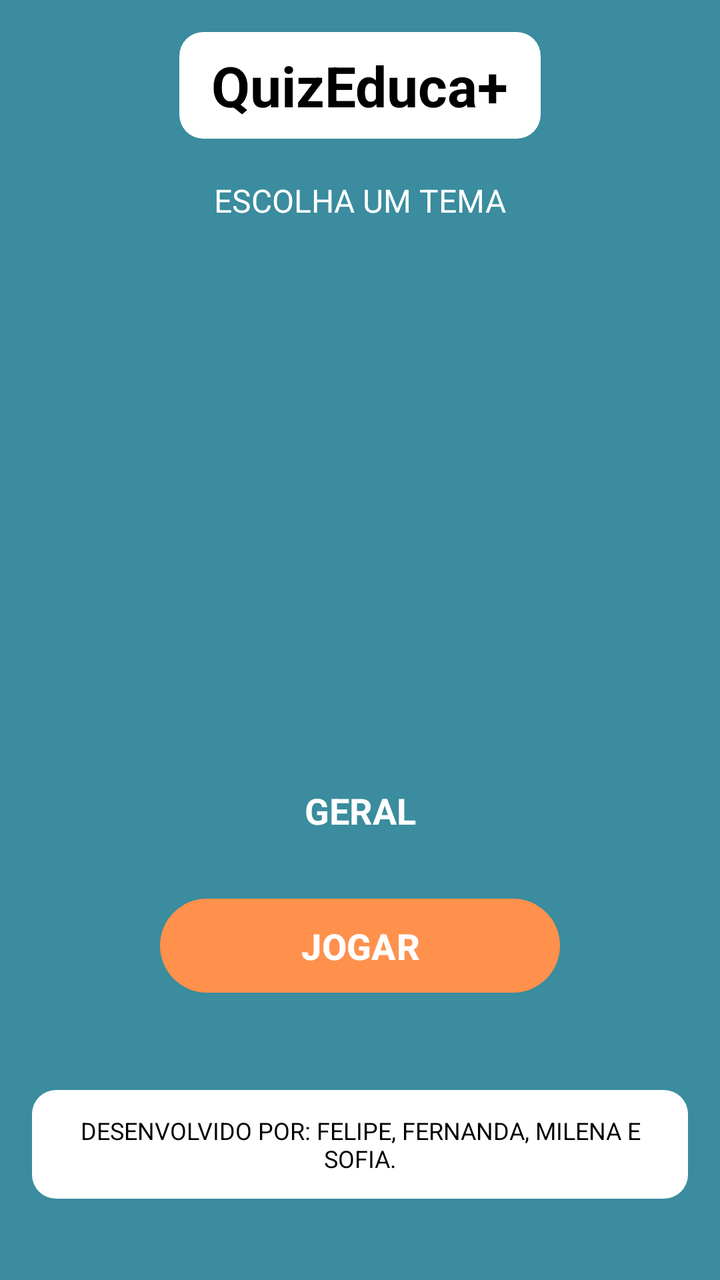
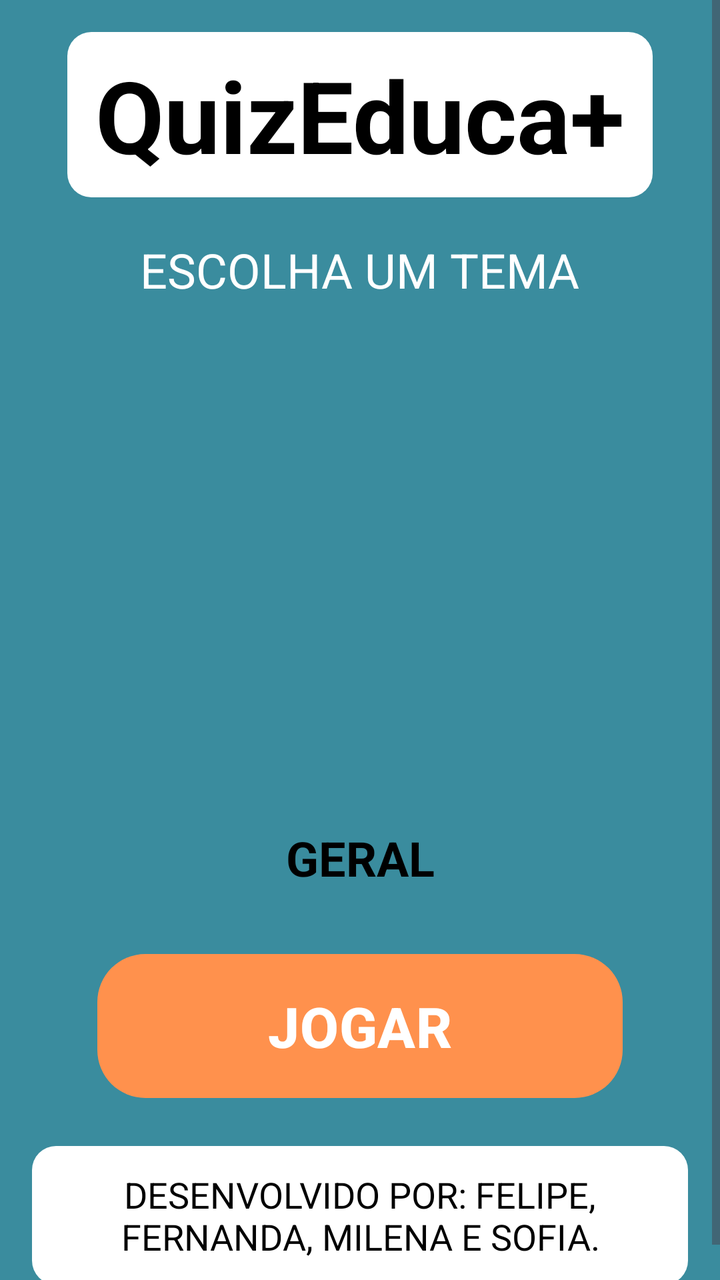

Before-and-after screenshots of an Android layout around one commit, followed by the original layout XML and the change that was made.
<!-- AndroidManifest.xml: application theme Theme.QuizEduca -->
<!-- res/layout/activity_main.xml -->
<?xml version="1.0" encoding="utf-8"?>
<androidx.constraintlayout.widget.ConstraintLayout
    xmlns:android="http://schemas.android.com/apk/res/android"
    xmlns:app="http://schemas.android.com/apk/res-auto"
    android:layout_width="match_parent"
    android:layout_height="match_parent"
    android:background="#3A8C9E"
    android:padding="16dp">

    
    <TextView
        android:id="@+id/txtTitulo"
        android:layout_width="wrap_content"
        android:layout_height="wrap_content"
        android:text="QuizEduca+"
        android:textSize="28sp"
        android:textStyle="bold"
        android:background="@drawable/bg_title"
        android:paddingHorizontal="16dp"
        android:paddingVertical="8dp"
        android:textColor="#000000"
        app:layout_constraintTop_toTopOf="parent"
        app:layout_constraintStart_toStartOf="parent"
        app:layout_constraintEnd_toEndOf="parent"/>

    
    <TextView
        android:id="@+id/txtEscolha"
        android:layout_width="wrap_content"
        android:layout_height="wrap_content"
        android:text="ESCOLHA UM TEMA"
        android:textSize="16sp"
        android:textAllCaps="true"
        android:textColor="@android:color/white"
        android:layout_marginTop="20dp"
        app:layout_constraintTop_toBottomOf="@id/txtTitulo"
        app:layout_constraintStart_toStartOf="parent"
        app:layout_constraintEnd_toEndOf="parent"/>

    
    <androidx.viewpager2.widget.ViewPager2
        android:id="@+id/viewPager"
        android:layout_width="250dp"
        android:layout_height="250dp"
        android:layout_marginTop="20dp"
        app:layout_constraintTop_toBottomOf="@id/txtEscolha"
        app:layout_constraintStart_toStartOf="parent"
        app:layout_constraintEnd_toEndOf="parent"/>

    
    <TextView
        android:id="@+id/txtTema"
        android:layout_width="wrap_content"
        android:layout_height="wrap_content"
        android:text="GERAL"
        android:textColor="@android:color/white"
        android:textStyle="bold"
        android:textSize="18sp"
        android:layout_marginTop="12dp"
        app:layout_constraintTop_toBottomOf="@id/viewPager"
        app:layout_constraintStart_toStartOf="parent"
        app:layout_constraintEnd_toEndOf="parent"/>

    
    <LinearLayout
        android:id="@+id/indicator_layout"
        android:layout_width="wrap_content"
        android:layout_height="wrap_content"
        android:orientation="horizontal"
        android:gravity="center"
        android:layout_marginTop="8dp"
        app:layout_constraintTop_toBottomOf="@id/txtTema"
        app:layout_constraintStart_toStartOf="parent"
        app:layout_constraintEnd_toEndOf="parent">
    </LinearLayout>


    
    <com.google.android.material.button.MaterialButton
        android:id="@+id/btnJogar"
        android:layout_width="200dp"
        android:layout_height="55dp"
        android:text="JOGAR"
        android:textSize="18sp"
        app:backgroundTint="#ff914d"
        android:textColor="@android:color/white"
        android:textStyle="bold"
        android:textAllCaps="true"
        android:layout_marginTop="20dp"
        app:cornerRadius="24dp"
        app:layout_constraintTop_toBottomOf="@id/indicator_layout"
        app:layout_constraintStart_toStartOf="parent"
        app:layout_constraintEnd_toEndOf="parent"/>

    
    <TextView
        android:id="@+id/txtCreditos"
        android:layout_width="0dp"
        android:layout_height="wrap_content"
        android:text="DESENVOLVIDO POR: FELIPE, FERNANDA, MILENA E SOFIA."
        android:textColor="#000000"
        android:textSize="12sp"
        android:gravity="center"
        android:background="@drawable/bg_credits"
        android:padding="12dp"
        android:layout_marginTop="20dp"
        app:layout_constraintTop_toBottomOf="@id/btnJogar"
        app:layout_constraintBottom_toBottomOf="parent"
        app:layout_constraintStart_toStartOf="parent"
        app:layout_constraintEnd_toEndOf="parent"/>

</androidx.constraintlayout.widget.ConstraintLayout>
<!-- resources referenced by this layout -->
<resources>
  <!-- drawable bg_credits (drawable) -->
  <?xml version="1.0" encoding="utf-8"?>
  <shape xmlns:android="http://schemas.android.com/apk/res/android">
      <solid android:color="#FFFFFF" />
      <corners android:radius="12dp" />
  </shape>
  <!-- drawable bg_title (drawable) -->
  <?xml version="1.0" encoding="utf-8"?>
  <shape xmlns:android="http://schemas.android.com/apk/res/android">
      <solid android:color="@android:color/white"/>
      <corners android:radius="12dp"/>
      <padding
          android:left="16dp"
          android:top="8dp"
          android:right="16dp"
          android:bottom="8dp"/>
  </shape>
  <style name="Theme.QuizEduca" parent="Base.Theme.QuizEduca" />
  <style name="Base.Theme.QuizEduca" parent="Theme.Material3.DayNight.NoActionBar">
          
          
      </style>
</resources>

<!-- the commit's change to res/layout/activity_main.xml (unified diff, before → after) -->
@@ -1,112 +1,118 @@
 <?xml version="1.0" encoding="utf-8"?>
-<androidx.constraintlayout.widget.ConstraintLayout
-    xmlns:android="http://schemas.android.com/apk/res/android"
+<ScrollView xmlns:android="http://schemas.android.com/apk/res/android"
     xmlns:app="http://schemas.android.com/apk/res-auto"
     android:layout_width="match_parent"
     android:layout_height="match_parent"
     android:background="#3A8C9E"
-    android:padding="16dp">
+    android:fillViewport="true">
 
-    
-    <TextView
-        android:id="@+id/txtTitulo"
-        android:layout_width="wrap_content"
+    <androidx.constraintlayout.widget.ConstraintLayout
+        android:layout_width="match_parent"
         android:layout_height="wrap_content"
-        android:text="QuizEduca+"
-        android:textSize="28sp"
-        android:textStyle="bold"
-        android:background="@drawable/bg_title"
-        android:paddingHorizontal="16dp"
-        android:paddingVertical="8dp"
-        android:textColor="#000000"
-        app:layout_constraintTop_toTopOf="parent"
-        app:layout_constraintStart_toStartOf="parent"
-        app:layout_constraintEnd_toEndOf="parent"/>
+        android:padding="16dp">
 
-    
-    <TextView
-        android:id="@+id/txtEscolha"
-        android:layout_width="wrap_content"
-        android:layout_height="wrap_content"
-        android:text="ESCOLHA UM TEMA"
-        android:textSize="16sp"
-        android:textAllCaps="true"
-        android:textColor="@android:color/white"
-        android:layout_marginTop="20dp"
-        app:layout_constraintTop_toBottomOf="@id/txtTitulo"
-        app:layout_constraintStart_toStartOf="parent"
-        app:layout_constraintEnd_toEndOf="parent"/>
+        
+        <TextView
+            android:id="@+id/txtTitulo"
+            android:layout_width="wrap_content"
+            android:layout_height="wrap_content"
+            android:background="@drawable/bg_title"
+            android:paddingLeft="14dp"
+            android:paddingRight="14dp"
+            android:text="QuizEduca+"
+            android:textColor="#000000"
+            android:textSize="50sp"
+            android:textStyle="bold"
+            app:layout_constraintEnd_toEndOf="parent"
+            app:layout_constraintStart_toStartOf="parent"
+            app:layout_constraintTop_toTopOf="parent" />
 
-    
-    <androidx.viewpager2.widget.ViewPager2
-        android:id="@+id/viewPager"
-        android:layout_width="250dp"
-        android:layout_height="250dp"
-        android:layout_marginTop="20dp"
-        app:layout_constraintTop_toBottomOf="@id/txtEscolha"
-        app:layout_constraintStart_toStartOf="parent"
-        app:layout_constraintEnd_toEndOf="parent"/>
+        
+        <TextView
+            android:id="@+id/txtEscolha"
+            android:layout_width="wrap_content"
+            android:layout_height="wrap_content"
+            android:layout_marginTop="20dp"
+            android:text="ESCOLHA UM TEMA"
+            android:textAllCaps="true"
+            android:textColor="@android:color/white"
+            android:textSize="24sp"
+            app:layout_constraintEnd_toEndOf="parent"
+            app:layout_constraintStart_toStartOf="parent"
+            app:layout_constraintTop_toBottomOf="@id/txtTitulo" />
 
-    
-    <TextView
-        android:id="@+id/txtTema"
-        android:layout_width="wrap_content"
-        android:layout_height="wrap_content"
-        android:text="GERAL"
-        android:textColor="@android:color/white"
-        android:textStyle="bold"
-        android:textSize="18sp"
-        android:layout_marginTop="12dp"
-        app:layout_constraintTop_toBottomOf="@id/viewPager"
-        app:layout_constraintStart_toStartOf="parent"
-        app:layout_constraintEnd_toEndOf="parent"/>
+        
+        <androidx.viewpager2.widget.ViewPager2
+            android:id="@+id/viewPager"
+            android:layout_width="0dp"
+            android:layout_height="0dp"
+            android:layout_marginTop="20dp"
+            app:layout_constraintDimensionRatio="1:1"
+            app:layout_constraintEnd_toEndOf="parent"
+            app:layout_constraintStart_toStartOf="parent"
+            app:layout_constraintTop_toBottomOf="@id/txtEscolha"
+            app:layout_constraintWidth_percent="0.7" />
 
-    
-    <LinearLayout
-        android:id="@+id/indicator_layout"
-        android:layout_width="wrap_content"
-        android:layout_height="wrap_content"
-        android:orientation="horizontal"
-        android:gravity="center"
-        android:layout_marginTop="8dp"
-        app:layout_constraintTop_toBottomOf="@id/txtTema"
-        app:layout_constraintStart_toStartOf="parent"
-        app:layout_constraintEnd_toEndOf="parent">
-    </LinearLayout>
+        
+        <TextView
+            android:id="@+id/txtTema"
+            android:layout_width="wrap_content"
+            android:layout_height="wrap_content"
+            android:layout_marginTop="12dp"
+            android:text="GERAL"
+            android:textColor="@color/black"
+            android:textSize="24sp"
+            android:textStyle="bold"
+            app:layout_constraintEnd_toEndOf="parent"
+            app:layout_constraintStart_toStartOf="parent"
+            app:layout_constraintTop_toBottomOf="@id/viewPager" />
 
+        
+        <LinearLayout
+            android:id="@+id/indicator_layout"
+            android:layout_width="wrap_content"
+            android:layout_height="wrap_content"
+            android:layout_marginTop="8dp"
+            android:gravity="center"
+            android:orientation="horizontal"
+            app:layout_constraintEnd_toEndOf="parent"
+            app:layout_constraintStart_toStartOf="parent"
+            app:layout_constraintTop_toBottomOf="@id/txtTema"></LinearLayout>
 
-    
-    <com.google.android.material.button.MaterialButton
-        android:id="@+id/btnJogar"
-        android:layout_width="200dp"
-        android:layout_height="55dp"
-        android:text="JOGAR"
-        android:textSize="18sp"
-        app:backgroundTint="#ff914d"
-        android:textColor="@android:color/white"
-        android:textStyle="bold"
-        android:textAllCaps="true"
-        android:layout_marginTop="20dp"
-        app:cornerRadius="24dp"
-        app:layout_constraintTop_toBottomOf="@id/indicator_layout"
-        app:layout_constraintStart_toStartOf="parent"
-        app:layout_constraintEnd_toEndOf="parent"/>
+        
+        <com.google.android.material.button.MaterialButton
+            android:id="@+id/btnJogar"
+            android:layout_width="0dp"
+            android:layout_height="80dp"
+            android:layout_marginTop="20dp"
+            android:text="JOGAR"
+            android:textAllCaps="true"
+            android:textColor="@android:color/white"
+            android:textSize="28sp"
+            android:textStyle="bold"
+            app:backgroundTint="#ff914d"
+            app:cornerRadius="24dp"
+            app:layout_constraintEnd_toEndOf="parent"
+            app:layout_constraintStart_toStartOf="parent"
+            app:layout_constraintTop_toBottomOf="@id/indicator_layout"
+            app:layout_constraintWidth_percent="0.8" />
 
-    
-    <TextView
-        android:id="@+id/txtCreditos"
-        android:layout_width="0dp"
-        android:layout_height="wrap_content"
-        android:text="DESENVOLVIDO POR: FELIPE, FERNANDA, MILENA E SOFIA."
-        android:textColor="#000000"
-        android:textSize="12sp"
-        android:gravity="center"
-        android:background="@drawable/bg_credits"
-        android:padding="12dp"
-        android:layout_marginTop="20dp"
-        app:layout_constraintTop_toBottomOf="@id/btnJogar"
-        app:layout_constraintBottom_toBottomOf="parent"
-        app:layout_constraintStart_toStartOf="parent"
-        app:layout_constraintEnd_toEndOf="parent"/>
+        
+        <TextView
+            android:id="@+id/txtCreditos"
+            android:layout_width="0dp"
+            android:layout_height="wrap_content"
+            android:layout_marginTop="20dp"
+            android:background="@drawable/bg_credits"
+            android:gravity="center"
+            android:padding="12dp"
+            android:text="DESENVOLVIDO POR: FELIPE, FERNANDA, MILENA E SOFIA."
+            android:textColor="#000000"
+            android:textSize="18sp"
+            app:layout_constraintBottom_toBottomOf="parent"
+            app:layout_constraintEnd_toEndOf="parent"
+            app:layout_constraintStart_toStartOf="parent"
+            app:layout_constraintTop_toBottomOf="@id/btnJogar" />
 
-</androidx.constraintlayout.widget.ConstraintLayout>
+    </androidx.constraintlayout.widget.ConstraintLayout>
+</ScrollView>
<!-- resource entries referenced after the edit -->
@@ -1,5 +1,6 @@
 <!-- resources referenced by this layout -->
 <resources>
+  <color name="black">#FF000000</color>
   <!-- drawable bg_credits (drawable) -->
   <?xml version="1.0" encoding="utf-8"?>
   <shape xmlns:android="http://schemas.android.com/apk/res/android">
